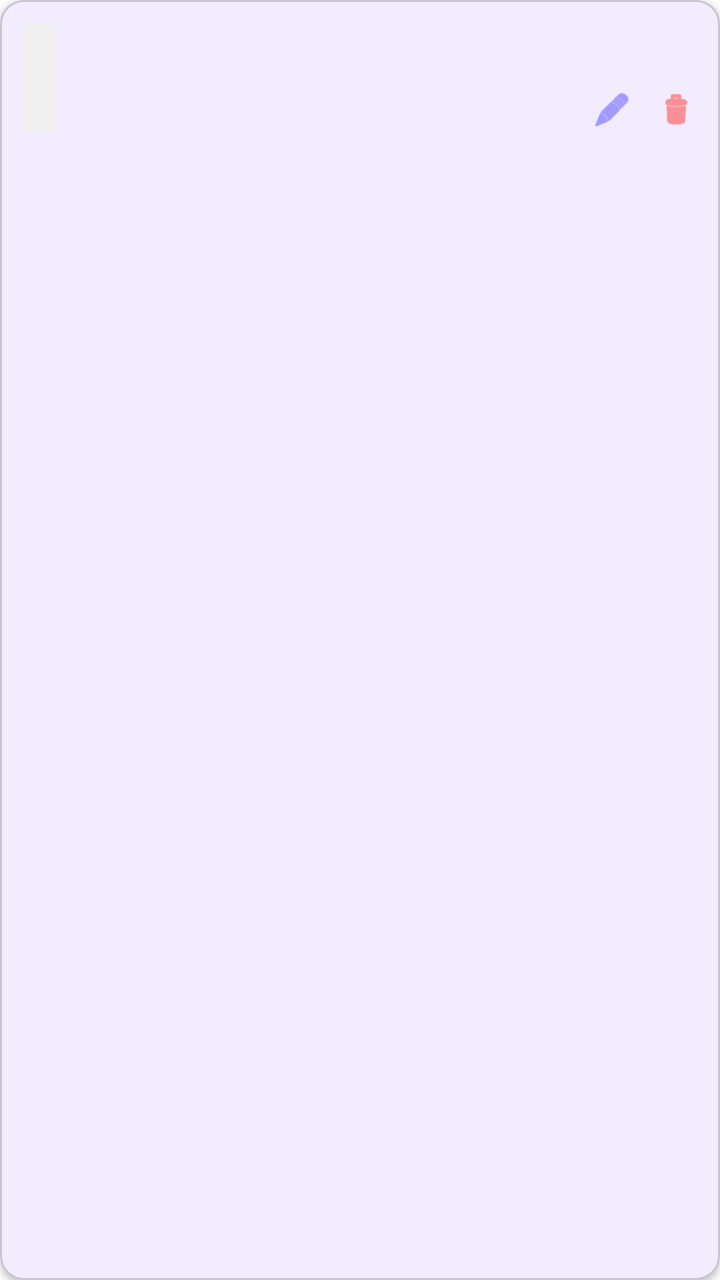
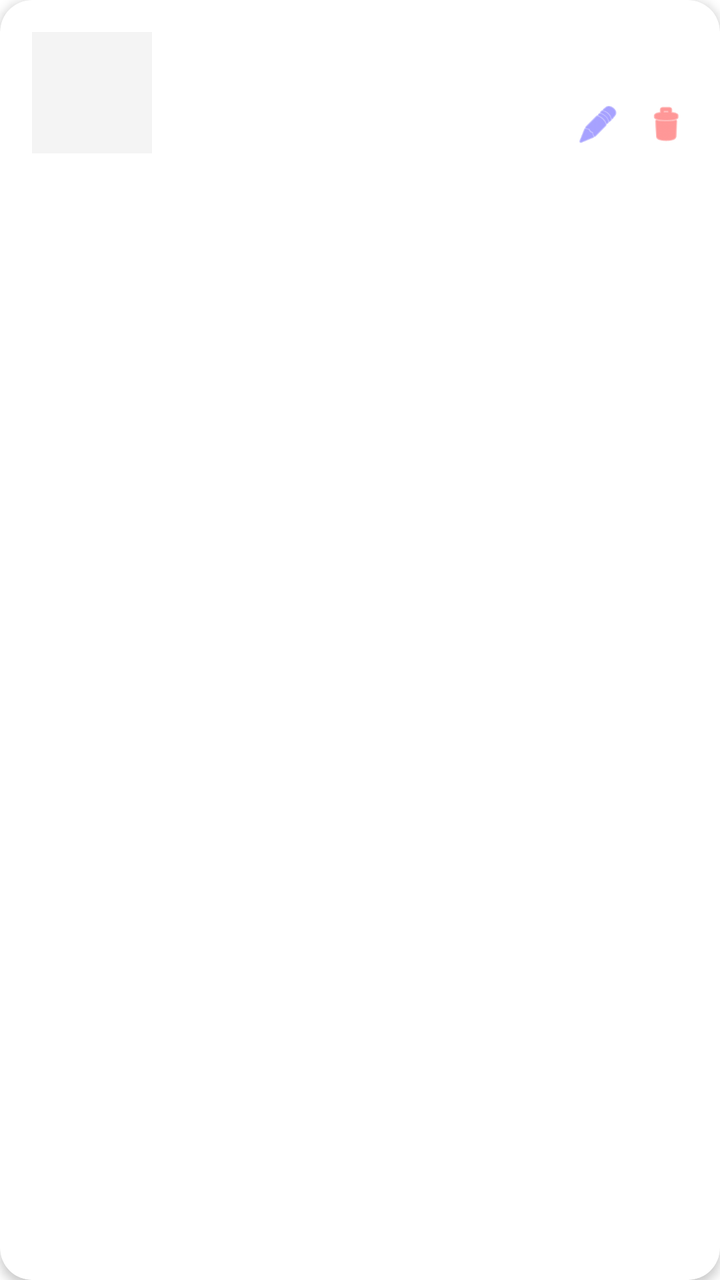

Before-and-after screenshots of an Android layout around one commit, followed by the original layout XML and the change that was made.
<!-- AndroidManifest.xml: application theme Theme.ExpenseSplitter -->
<!-- res/layout/item_expense.xml -->
<?xml version="1.0" encoding="utf-8"?>
<com.google.android.material.card.MaterialCardView xmlns:android="http://schemas.android.com/apk/res/android"
    xmlns:app="http://schemas.android.com/apk/res-auto"
    android:layout_width="match_parent"
    android:layout_height="wrap_content"
    android:layout_margin="8dp"
    app:cardCornerRadius="12dp"
    app:cardElevation="2dp">

    <LinearLayout
        android:orientation="horizontal"
        android:padding="12dp"
        android:gravity="center_vertical"
        android:layout_width="match_parent"
        android:layout_height="wrap_content">

        
        <LinearLayout
            android:orientation="vertical"
            android:background="#F0F0F0"
            android:padding="8dp"
            android:gravity="center"
            android:layout_width="wrap_content"
            android:layout_height="wrap_content">
            <TextView android:id="@+id/tvDateDay" android:textSize="16sp" android:textStyle="bold" android:layout_width="wrap_content" android:layout_height="wrap_content"/>
            <TextView android:id="@+id/tvDateMonth" android:textSize="12sp" android:layout_width="wrap_content" android:layout_height="wrap_content"/>
        </LinearLayout>

        
        <LinearLayout
            android:orientation="vertical"
            android:layout_weight="1"
            android:layout_marginStart="16dp"
            android:layout_width="0dp"
            android:layout_height="wrap_content">
            <TextView android:id="@+id/tvTitle" android:textSize="16sp" android:textStyle="bold" android:layout_width="wrap_content" android:layout_height="wrap_content"/>
            <TextView android:id="@+id/tvPaidBy" android:textSize="12sp" android:textColor="#777777" android:layout_width="wrap_content" android:layout_height="wrap_content"/>
        </LinearLayout>
        
        
        <TextView
            android:id="@+id/tvAmount"
            android:textSize="18sp"
            android:textStyle="bold"
            android:layout_width="wrap_content"
            android:layout_height="wrap_content"/>
                <LinearLayout
            android:layout_width="wrap_content"
            android:layout_height="wrap_content"
            android:orientation="vertical"
            android:gravity="center">
            
            <TextView
                android:id="@+id/tvAmount"
                android:textSize="18sp"
                android:textStyle="bold"
                android:layout_width="wrap_content"
                android:layout_height="wrap_content"/>

            <LinearLayout
                android:layout_width="wrap_content"
                android:layout_height="wrap_content"
                android:layout_marginTop="8dp">
                <ImageView
                    android:id="@+id/btnEdit"
                    android:layout_width="20dp"
                    android:layout_height="20dp"
                    android:src="@android:drawable/ic_menu_edit"
                    android:layout_marginEnd="12dp"
                    app:tint="#6C63FF"/>
                <ImageView
                    android:id="@+id/btnDelete"
                    android:layout_width="20dp"
                    android:layout_height="20dp"
                    android:src="@android:drawable/ic_menu_delete"
                    app:tint="#FF5252"/>
            </LinearLayout>
        </LinearLayout>
    </LinearLayout>
</com.google.android.material.card.MaterialCardView>
<!-- resources referenced by this layout -->
<resources>
  <style name="Theme.ExpenseSplitter" parent="Theme.Material3.DayNight.NoActionBar">
          <item name="colorPrimary">@color/purple_primary</item>
          <item name="android:windowBackground">@color/bg_color</item>
          <item name="android:statusBarColor">@color/bg_color</item>
          <item name="android:windowLightStatusBar">true</item>
      </style>
  <color name="purple_primary">#6C63FF</color>
  <color name="bg_color">#FFFFFF</color>
</resources>

<!-- the commit's change to res/layout/item_expense.xml (unified diff, before → after) -->
@@ -4,12 +4,14 @@
     android:layout_width="match_parent"
     android:layout_height="wrap_content"
     android:layout_margin="8dp"
-    app:cardCornerRadius="12dp"
-    app:cardElevation="2dp">
+    app:cardBackgroundColor="#FFFFFF"
+    app:cardCornerRadius="16dp"
+    app:cardElevation="3dp"
+    app:strokeWidth="0dp">
 
     <LinearLayout
         android:orientation="horizontal"
-        android:padding="12dp"
+        android:padding="16dp"
         android:gravity="center_vertical"
         android:layout_width="match_parent"
         android:layout_height="wrap_content">
@@ -17,13 +19,14 @@
         
         <LinearLayout
             android:orientation="vertical"
-            android:background="#F0F0F0"
-            android:padding="8dp"
+            android:background="#F4F4F4"
+            android:padding="10dp"
             android:gravity="center"
-            android:layout_width="wrap_content"
-            android:layout_height="wrap_content">
-            <TextView android:id="@+id/tvDateDay" android:textSize="16sp" android:textStyle="bold" android:layout_width="wrap_content" android:layout_height="wrap_content"/>
-            <TextView android:id="@+id/tvDateMonth" android:textSize="12sp" android:layout_width="wrap_content" android:layout_height="wrap_content"/>
+            android:layout_width="60dp"
+            android:layout_height="wrap_content"
+            app:cornerRadius="12dp"> 
+            <TextView android:id="@+id/tvDateDay" android:textSize="18sp" android:textStyle="bold" android:textColor="#2D2D2D" android:layout_width="wrap_content" android:layout_height="wrap_content"/>
+            <TextView android:id="@+id/tvDateMonth" android:textSize="12sp" android:textColor="#777777" android:layout_width="wrap_content" android:layout_height="wrap_content"/>
         </LinearLayout>
 
         
@@ -33,27 +36,26 @@
             android:layout_marginStart="16dp"
             android:layout_width="0dp"
             android:layout_height="wrap_content">
-            <TextView android:id="@+id/tvTitle" android:textSize="16sp" android:textStyle="bold" android:layout_width="wrap_content" android:layout_height="wrap_content"/>
-            <TextView android:id="@+id/tvPaidBy" android:textSize="12sp" android:textColor="#777777" android:layout_width="wrap_content" android:layout_height="wrap_content"/>
+            <TextView android:id="@+id/tvTitle" android:textSize="16sp" android:textStyle="bold" android:textColor="#2D2D2D" android:layout_width="wrap_content" android:layout_height="wrap_content"/>
+            
+            <LinearLayout android:layout_width="wrap_content" android:layout_height="wrap_content" android:orientation="horizontal" android:layout_marginTop="4dp">
+                <TextView android:id="@+id/tvPaidBy" android:textSize="12sp" android:textColor="#777777" android:layout_width="wrap_content" android:layout_height="wrap_content"/>
+                <TextView android:id="@+id/tvTime" android:textSize="12sp" android:textColor="#777777" android:layout_marginStart="8dp" android:layout_width="wrap_content" android:layout_height="wrap_content"/>
+            </LinearLayout>
         </LinearLayout>
+
         
-        
-        <TextView
-            android:id="@+id/tvAmount"
-            android:textSize="18sp"
-            android:textStyle="bold"
-            android:layout_width="wrap_content"
-            android:layout_height="wrap_content"/>
-                <LinearLayout
+        <LinearLayout
             android:layout_width="wrap_content"
             android:layout_height="wrap_content"
             android:orientation="vertical"
-            android:gravity="center">
+            android:gravity="end">
             
             <TextView
                 android:id="@+id/tvAmount"
                 android:textSize="18sp"
                 android:textStyle="bold"
+                android:textColor="#2D2D2D"
                 android:layout_width="wrap_content"
                 android:layout_height="wrap_content"/>
 
@@ -63,15 +65,15 @@
                 android:layout_marginTop="8dp">
                 <ImageView
                     android:id="@+id/btnEdit"
-                    android:layout_width="20dp"
-                    android:layout_height="20dp"
+                    android:layout_width="22dp"
+                    android:layout_height="22dp"
                     android:src="@android:drawable/ic_menu_edit"
                     android:layout_marginEnd="12dp"
                     app:tint="#6C63FF"/>
                 <ImageView
                     android:id="@+id/btnDelete"
-                    android:layout_width="20dp"
-                    android:layout_height="20dp"
+                    android:layout_width="22dp"
+                    android:layout_height="22dp"
                     android:src="@android:drawable/ic_menu_delete"
                     app:tint="#FF5252"/>
             </LinearLayout>
